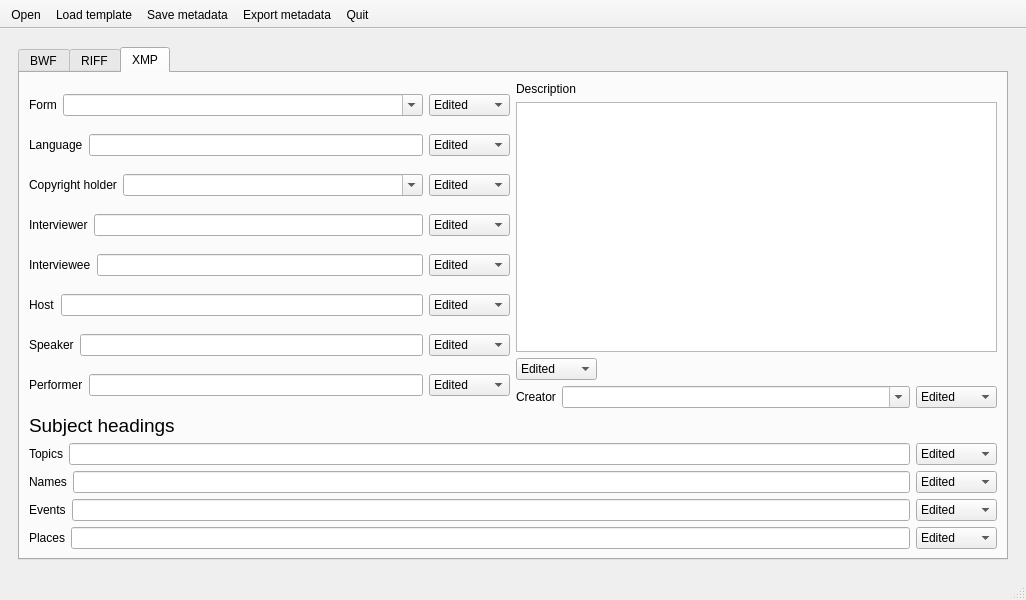
Qt form autoBWF/tabbed.ui (Ukrainian-History/autoBWF) before a commit.
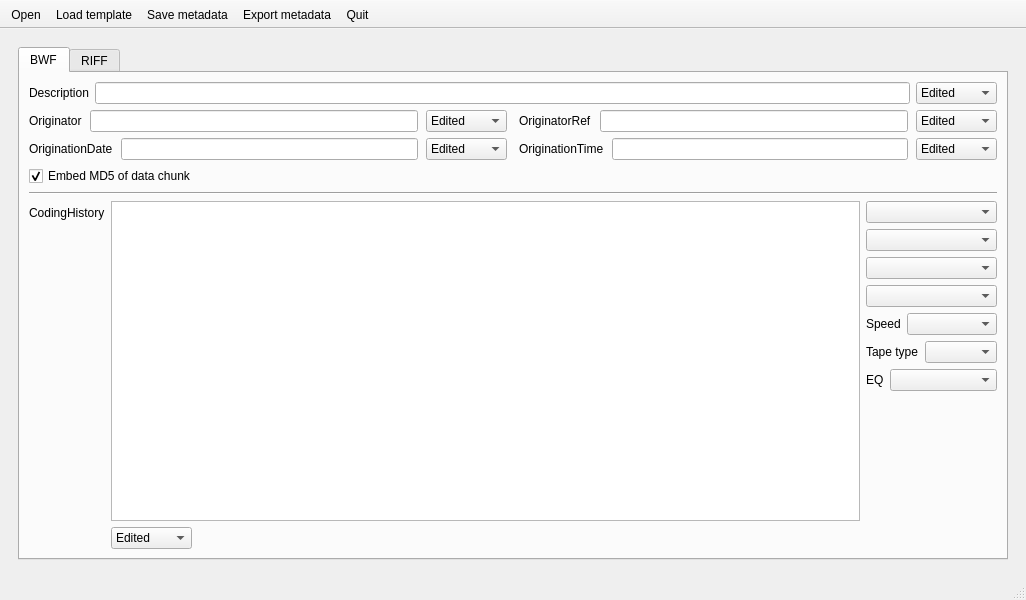
The same form after that commit. The open tabs and pages were chosen to show the change.

Commit message: Start stripping down UI

```diff
--- a/autoBWF/tabbed.ui
+++ b/autoBWF/tabbed.ui
@@ -818,546 +818,6 @@
             </item>
            </layout>
           </widget>
-          <widget class="QWidget" name="xmpTab">
-           <attribute name="title">
-            <string>XMP</string>
-           </attribute>
-           <layout class="QGridLayout" name="gridLayout_4">
-            <item row="0" column="0">
-             <layout class="QVBoxLayout" name="verticalLayout_2">
-              <item>
-               <layout class="QHBoxLayout" name="horizontalLayout_25">
-                <item>
-                 <widget class="QLabel" name="sourceLabel_3">
-                  <property name="text">
-                   <string>Form</string>
-                  </property>
-                 </widget>
-                </item>
-                <item>
-                 <widget class="QComboBox" name="formSelect">
-                  <property name="sizePolicy">
-                   <sizepolicy hsizetype="Expanding" vsizetype="Fixed">
-                    <horstretch>0</horstretch>
-                    <verstretch>0</verstretch>
-                   </sizepolicy>
-                  </property>
-                  <property name="editable">
-                   <bool>true</bool>
-                  </property>
-                 </widget>
-                </item>
-                <item>
-                 <widget class="QComboBox" name="formSwitcher">
-                  <item>
-                   <property name="text">
-                    <string>Edited</string>
-                   </property>
-                  </item>
-                  <item>
-                   <property name="text">
-                    <string>Original</string>
-                   </property>
-                  </item>
-                  <item>
-                   <property name="text">
-                    <string>Template</string>
-                   </property>
-                  </item>
-                 </widget>
-                </item>
-               </layout>
-              </item>
-              <item>
-               <layout class="QHBoxLayout" name="horizontalLayout_8">
-                <item>
-                 <widget class="QLabel" name="creationDateLabel_2">
-                  <property name="text">
-                   <string>Language</string>
-                  </property>
-                 </widget>
-                </item>
-                <item>
-                 <widget class="QLineEdit" name="languageLine"/>
-                </item>
-                <item>
-                 <widget class="QComboBox" name="languageSwitcher">
-                  <item>
-                   <property name="text">
-                    <string>Edited</string>
-                   </property>
-                  </item>
-                  <item>
-                   <property name="text">
-                    <string>Original</string>
-                   </property>
-                  </item>
-                  <item>
-                   <property name="text">
-                    <string>Template</string>
-                   </property>
-                  </item>
-                 </widget>
-                </item>
-               </layout>
-              </item>
-              <item>
-               <layout class="QHBoxLayout" name="horizontalLayout_10">
-                <item>
-                 <widget class="QLabel" name="sourceLabel_2">
-                  <property name="text">
-                   <string>Copyright holder</string>
-                  </property>
-                 </widget>
-                </item>
-                <item>
-                 <widget class="QComboBox" name="rightsOwnerSelect">
-                  <property name="sizePolicy">
-                   <sizepolicy hsizetype="Expanding" vsizetype="Fixed">
-                    <horstretch>0</horstretch>
-                    <verstretch>0</verstretch>
-                   </sizepolicy>
-                  </property>
-                  <property name="editable">
-                   <bool>true</bool>
-                  </property>
-                 </widget>
-                </item>
-                <item>
-                 <widget class="QComboBox" name="rightsOwnerSwitcher">
-                  <item>
-                   <property name="text">
-                    <string>Edited</string>
-                   </property>
-                  </item>
-                  <item>
-                   <property name="text">
-                    <string>Original</string>
-                   </property>
-                  </item>
-                  <item>
-                   <property name="text">
-                    <string>Template</string>
-                   </property>
-                  </item>
-                 </widget>
-                </item>
-               </layout>
-              </item>
-              <item>
-               <layout class="QHBoxLayout" name="horizontalLayout_13">
-                <item>
-                 <widget class="QLabel" name="creationDateLabel_4">
-                  <property name="text">
-                   <string>Interviewer</string>
-                  </property>
-                 </widget>
-                </item>
-                <item>
-                 <widget class="QLineEdit" name="interviewerLine"/>
-                </item>
-                <item>
-                 <widget class="QComboBox" name="interviewerSwitcher">
-                  <item>
-                   <property name="text">
-                    <string>Edited</string>
-                   </property>
-                  </item>
-                  <item>
-                   <property name="text">
-                    <string>Original</string>
-                   </property>
-                  </item>
-                  <item>
-                   <property name="text">
-                    <string>Template</string>
-                   </property>
-                  </item>
-                 </widget>
-                </item>
-               </layout>
-              </item>
-              <item>
-               <layout class="QHBoxLayout" name="horizontalLayout_14">
-                <item>
-                 <widget class="QLabel" name="creationDateLabel_5">
-                  <property name="text">
-                   <string>Interviewee</string>
-                  </property>
-                 </widget>
-                </item>
-                <item>
-                 <widget class="QLineEdit" name="intervieweeLine"/>
-                </item>
-                <item>
-                 <widget class="QComboBox" name="intervieweeSwitcher">
-                  <item>
-                   <property name="text">
-                    <string>Edited</string>
-                   </property>
-                  </item>
-                  <item>
-                   <property name="text">
-                    <string>Original</string>
-                   </property>
-                  </item>
-                  <item>
-                   <property name="text">
-                    <string>Template</string>
-                   </property>
-                  </item>
-                 </widget>
-                </item>
-               </layout>
-              </item>
-              <item>
-               <layout class="QHBoxLayout" name="horizontalLayout_15">
-                <item>
-                 <widget class="QLabel" name="creationDateLabel_6">
-                  <property name="text">
-                   <string>Host</string>
-                  </property>
-                 </widget>
-                </item>
-                <item>
-                 <widget class="QLineEdit" name="hostLine"/>
-                </item>
-                <item>
-                 <widget class="QComboBox" name="hostSwitcher">
-                  <item>
-                   <property name="text">
-                    <string>Edited</string>
-                   </property>
-                  </item>
-                  <item>
-                   <property name="text">
-                    <string>Original</string>
-                   </property>
-                  </item>
-                  <item>
-                   <property name="text">
-                    <string>Template</string>
-                   </property>
-                  </item>
-                 </widget>
-                </item>
-               </layout>
-              </item>
-              <item>
-               <layout class="QHBoxLayout" name="horizontalLayout_23">
-                <item>
-                 <widget class="QLabel" name="creationDateLabel_7">
-                  <property name="text">
-                   <string>Speaker</string>
-                  </property>
-                 </widget>
-                </item>
-                <item>
-                 <widget class="QLineEdit" name="speakerLine"/>
-                </item>
-                <item>
-                 <widget class="QComboBox" name="speakerSwitcher">
-                  <item>
-                   <property name="text">
-                    <string>Edited</string>
-                   </property>
-                  </item>
-                  <item>
-                   <property name="text">
-                    <string>Original</string>
-                   </property>
-                  </item>
-                  <item>
-                   <property name="text">
-                    <string>Template</string>
-                   </property>
-                  </item>
-                 </widget>
-                </item>
-               </layout>
-              </item>
-              <item>
-               <layout class="QHBoxLayout" name="horizontalLayout_24">
-                <item>
-                 <widget class="QLabel" name="creationDateLabel_8">
-                  <property name="text">
-                   <string>Performer</string>
-                  </property>
-                 </widget>
-                </item>
-                <item>
-                 <widget class="QLineEdit" name="performerLine"/>
-                </item>
-                <item>
-                 <widget class="QComboBox" name="performerSwitcher">
-                  <item>
-                   <property name="text">
-                    <string>Edited</string>
-                   </property>
-                  </item>
-                  <item>
-                   <property name="text">
-                    <string>Original</string>
-                   </property>
-                  </item>
-                  <item>
-                   <property name="text">
-                    <string>Template</string>
-                   </property>
-                  </item>
-                 </widget>
-                </item>
-               </layout>
-              </item>
-             </layout>
-            </item>
-            <item row="0" column="1">
-             <layout class="QVBoxLayout" name="verticalLayout_12">
-              <item>
-               <layout class="QVBoxLayout" name="verticalLayout_4">
-                <item>
-                 <widget class="QLabel" name="commentLabel_2">
-                  <property name="text">
-                   <string>Description</string>
-                  </property>
-                 </widget>
-                </item>
-                <item>
-                 <widget class="QPlainTextEdit" name="XMPdescriptionText"/>
-                </item>
-                <item>
-                 <layout class="QHBoxLayout" name="horizontalLayout_12">
-                  <item>
-                   <widget class="QComboBox" name="XMPdescriptionSwitcher">
-                    <item>
-                     <property name="text">
-                      <string>Edited</string>
-                     </property>
-                    </item>
-                    <item>
-                     <property name="text">
-                      <string>Original</string>
-                     </property>
-                    </item>
-                    <item>
-                     <property name="text">
-                      <string>Template</string>
-                     </property>
-                    </item>
-                   </widget>
-                  </item>
-                  <item>
-                   <spacer name="horizontalSpacer">
-                    <property name="orientation">
-                     <enum>Qt::Horizontal</enum>
-                    </property>
-                    <property name="sizeHint" stdset="0">
-                     <size>
-                      <width>40</width>
-                      <height>20</height>
-                     </size>
-                    </property>
-                   </spacer>
-                  </item>
-                 </layout>
-                </item>
-               </layout>
-              </item>
-              <item>
-               <layout class="QHBoxLayout" name="horizontalLayout_26">
-                <item>
-                 <widget class="QLabel" name="sourceLabel_4">
-                  <property name="text">
-                   <string>Creator</string>
-                  </property>
-                 </widget>
-                </item>
-                <item>
-                 <widget class="QComboBox" name="creatorSelect">
-                  <property name="sizePolicy">
-                   <sizepolicy hsizetype="Expanding" vsizetype="Fixed">
-                    <horstretch>0</horstretch>
-                    <verstretch>0</verstretch>
-                   </sizepolicy>
-                  </property>
-                  <property name="editable">
-                   <bool>true</bool>
-                  </property>
-                 </widget>
-                </item>
-                <item>
-                 <widget class="QComboBox" name="creatorSwitcher">
-                  <item>
-                   <property name="text">
-                    <string>Edited</string>
-                   </property>
-                  </item>
-                  <item>
-                   <property name="text">
-                    <string>Original</string>
-                   </property>
-                  </item>
-                  <item>
-                   <property name="text">
-                    <string>Template</string>
-                   </property>
-                  </item>
-                 </widget>
-                </item>
-               </layout>
-              </item>
-             </layout>
-            </item>
-            <item row="1" column="0" colspan="2">
-             <layout class="QVBoxLayout" name="verticalLayout_11">
-              <item>
-               <widget class="QLabel" name="label">
-                <property name="font">
-                 <font>
-                  <pointsize>14</pointsize>
-                 </font>
-                </property>
-                <property name="text">
-                 <string>Subject headings</string>
-                </property>
-               </widget>
-              </item>
-              <item>
-               <layout class="QHBoxLayout" name="horizontalLayout_27">
-                <item>
-                 <widget class="QLabel" name="creationDateLabel_3">
-                  <property name="text">
-                   <string>Topics</string>
-                  </property>
-                 </widget>
-                </item>
-                <item>
-                 <widget class="QLineEdit" name="topicsLine"/>
-                </item>
-                <item>
-                 <widget class="QComboBox" name="topicsSwitcher">
-                  <item>
-                   <property name="text">
-                    <string>Edited</string>
-                   </property>
-                  </item>
-                  <item>
-                   <property name="text">
-                    <string>Original</string>
-                   </property>
-                  </item>
-                  <item>
-                   <property name="text">
-                    <string>Template</string>
-                   </property>
-                  </item>
-                 </widget>
-                </item>
-               </layout>
-              </item>
-              <item>
-               <layout class="QHBoxLayout" name="horizontalLayout_29">
-                <item>
-                 <widget class="QLabel" name="creationDateLabel_10">
-                  <property name="text">
-                   <string>Names</string>
-                  </property>
-                 </widget>
-                </item>
-                <item>
-                 <widget class="QLineEdit" name="namesLine"/>
-                </item>
-                <item>
-                 <widget class="QComboBox" name="namesSwitcher">
-                  <item>
-                   <property name="text">
-                    <string>Edited</string>
-                   </property>
-                  </item>
-                  <item>
-                   <property name="text">
-                    <string>Original</string>
-                   </property>
-                  </item>
-                  <item>
-                   <property name="text">
-                    <string>Template</string>
-                   </property>
-                  </item>
-                 </widget>
-                </item>
-               </layout>
-              </item>
-              <item>
-               <layout class="QHBoxLayout" name="horizontalLayout_30">
-                <item>
-                 <widget class="QLabel" name="creationDateLabel_11">
-                  <property name="text">
-                   <string>Events</string>
-                  </property>
-                 </widget>
-                </item>
-                <item>
-                 <widget class="QLineEdit" name="eventsLine"/>
-                </item>
-                <item>
-                 <widget class="QComboBox" name="eventsSwitcher">
-                  <item>
-                   <property name="text">
-                    <string>Edited</string>
-                   </property>
-                  </item>
-                  <item>
-                   <property name="text">
-                    <string>Original</string>
-                   </property>
-                  </item>
-                  <item>
-                   <property name="text">
-                    <string>Template</string>
-                   </property>
-                  </item>
-                 </widget>
-                </item>
-               </layout>
-              </item>
-              <item>
-               <layout class="QHBoxLayout" name="horizontalLayout_31">
-                <item>
-                 <widget class="QLabel" name="creationDateLabel_12">
-                  <property name="text">
-                   <string>Places</string>
-                  </property>
-                 </widget>
-                </item>
-                <item>
-                 <widget class="QLineEdit" name="placesLine"/>
-                </item>
-                <item>
-                 <widget class="QComboBox" name="placesSwitcher">
-                  <item>
-                   <property name="text">
-                    <string>Edited</string>
-                   </property>
-                  </item>
-                  <item>
-                   <property name="text">
-                    <string>Original</string>
-                   </property>
-                  </item>
-                  <item>
-                   <property name="text">
-                    <string>Template</string>
-                   </property>
-                  </item>
-                 </widget>
-                </item>
-               </layout>
-              </item>
-             </layout>
-            </item>
-           </layout>
-          </widget>
          </widget>
         </item>
        </layout>
```
Left out of the diff: 76 changed lines with no effect on the pictures. The commit also changes 3 other files.
